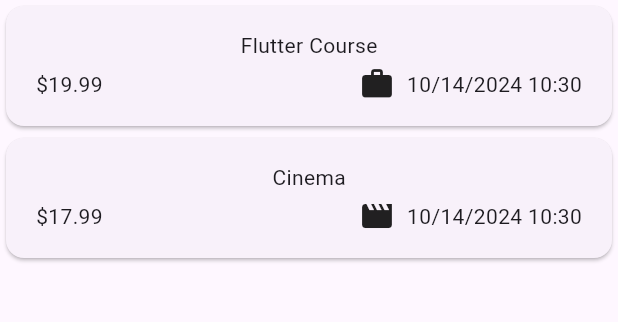
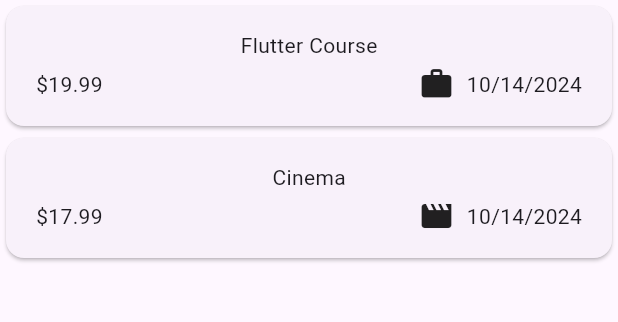
Before and after one commit to flutter-development-rboriba/expense_tracker_app, a Flutter app: the screen it shows after launch, on a phone screen of 412 x 824 dp, the part 114-436 px from its top. Run offline on Flutter 3.47's test engine with Material 3 defaults, Android fonts, the phone set to English and light mode, and no system bars.

```diff
--- a/lib/main.dart
+++ b/lib/main.dart
@@ -1,6 +1,6 @@
 import 'package:flutter/material.dart';
 
-import 'package:expense_tracker_app/expenses.dart';
+import 'package:expense_tracker_app/widgets/expenses.dart';
 
 void main() {
   runApp(const MyApp());
--- a/lib/models/expense.dart
+++ b/lib/models/expense.dart
@@ -2,7 +2,7 @@ import 'package:flutter/material.dart';
 import 'package:uuid/uuid.dart';
 import 'package:intl/intl.dart';
 
-final formatter = DateFormat.yMd().add_Hm();
+final formatter = DateFormat.yMd();
 
 const uuid = Uuid();
 
--- a/lib/expenses.dart
+++ b/lib/widgets/expenses.dart
@@ -35,6 +35,12 @@ class _ExpensesState extends State<Expenses> {
     });
   }
 
+  void _removeExpense(Expense expense) {
+    setState(() {
+      _registeredExpenses.remove(expense);
+    });
+  }
+
   void _openAddExpenseOverlay() {
     showModalBottomSheet(
       context: context,
@@ -59,7 +65,10 @@ class _ExpensesState extends State<Expenses> {
         children: [
           Text('The chart'),
           Expanded(
-            child: ExpensesList(expenses: _registeredExpenses),
+            child: ExpensesList(
+              onRemoveExpense: _removeExpense,
+              expenses: _registeredExpenses,
+            ),
           )
         ],
       ),
--- a/lib/widgets/expenses_list/expenses_list.dart
+++ b/lib/widgets/expenses_list/expenses_list.dart
@@ -7,16 +7,25 @@ class ExpensesList extends StatelessWidget {
   const ExpensesList({
     super.key,
     required this.expenses,
+    required this.onRemoveExpense,
   });
 
   final List<Expense> expenses;
+  final void Function(Expense expense) onRemoveExpense;
 
   @override
   Widget build(BuildContext context) {
     return ListView.builder(
       itemCount: expenses.length,
-      // itemBuilder: (ctx, index) => Text(expenses[index].title),
-      itemBuilder: (ctx, index) => ExpenseItem(expenses[index]),
+      itemBuilder: (ctx, index) => Dismissible(
+        key: ValueKey(expenses[index]),
+        onDismissed: (direction) {
+          onRemoveExpense(expenses[index]);
+        },
+        child: ExpenseItem(
+          expenses[index],
+        ),
+      ),
     );
   }
 }
--- a/lib/widgets/new_expense.dart
+++ b/lib/widgets/new_expense.dart
@@ -82,7 +82,7 @@ class _NewExpenseState extends State<NewExpense> {
   @override
   Widget build(BuildContext context) {
     return Padding(
-      padding: const EdgeInsets.all(16),
+      padding: const EdgeInsets.fromLTRB(16, 20, 16, 16),
       child: Column(
         children: [
           TextField(
```
